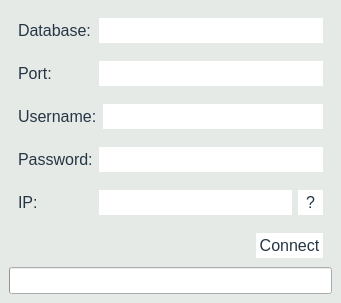
Above: Source/Time-Track/connectionform.ui from joshuawootonn/time-track before the change. Below: the same form after it.
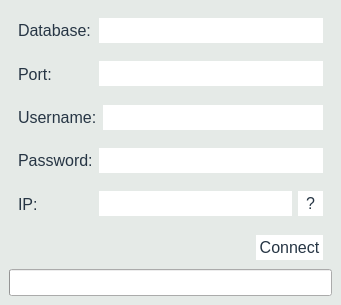
That is the form after the change.

Diff of the .ui file:
```diff
--- a/Source/Time-Track/connectionform.ui
+++ b/Source/Time-Track/connectionform.ui
@@ -7,7 +7,7 @@
     <x>0</x>
     <y>0</y>
     <width>341</width>
-    <height>254</height>
+    <height>305</height>
    </rect>
   </property>
   <property name="windowTitle">
@@ -340,7 +340,7 @@
     </widget>
    </item>
    <item>
-    <widget class="QWidget" name="" native="true">
+    <widget class="QWidget" name="widget" native="true">
      <layout class="QHBoxLayout" name="_2">
       <property name="spacing">
        <number>0</number>
```
Left out of the diff: 3 changed lines with no effect on the pictures.
